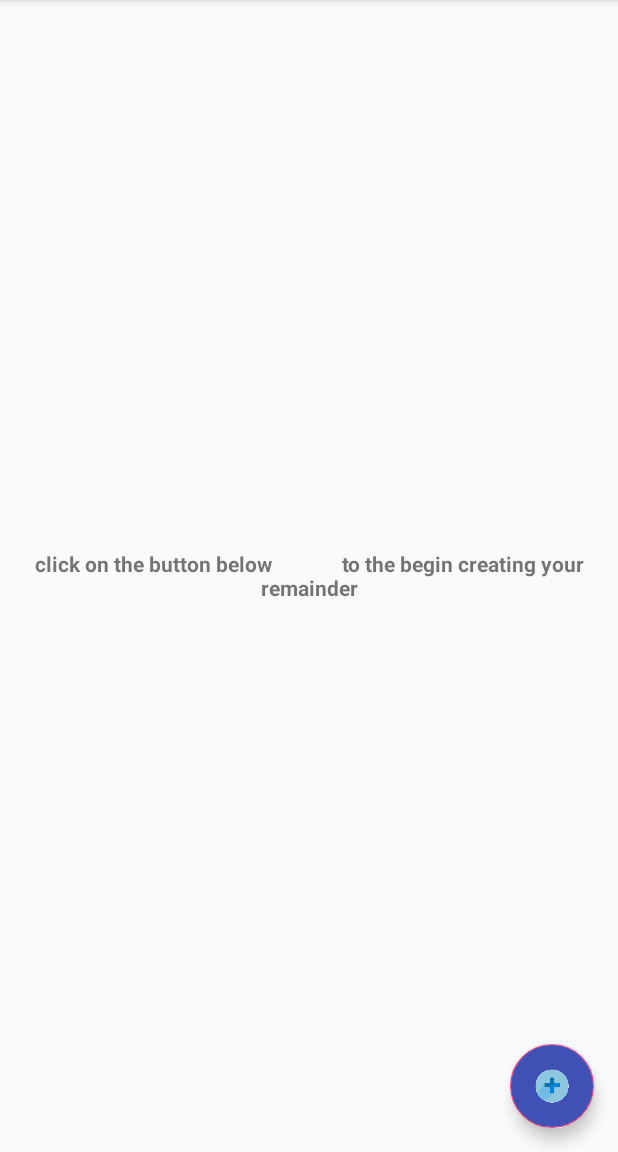
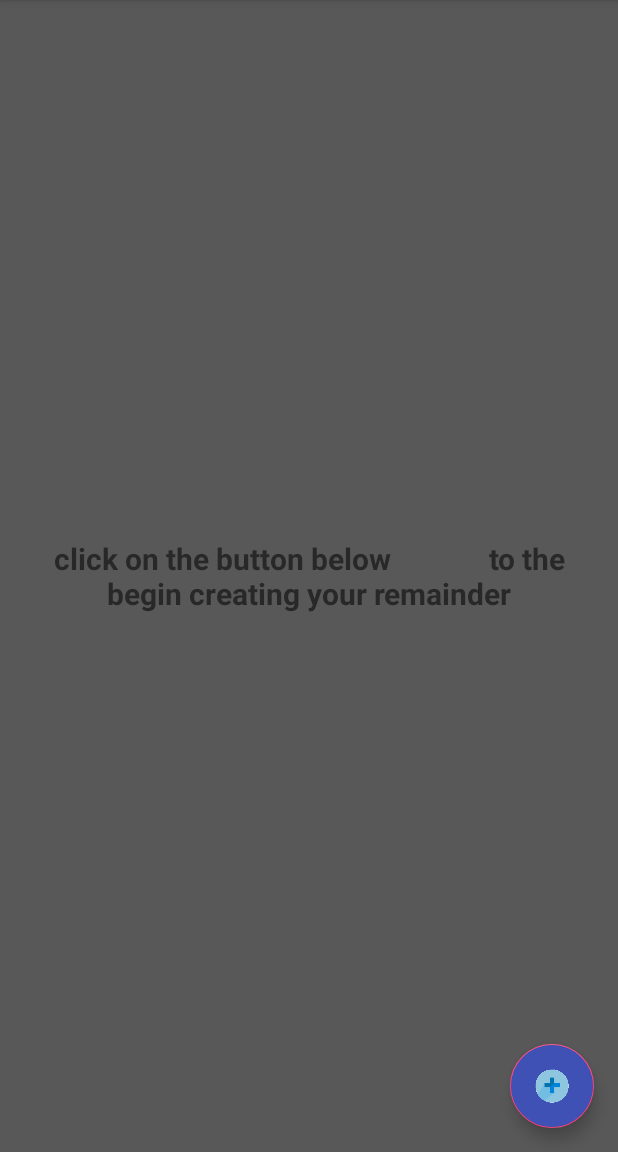
Before and after one commit to Imranseu17/ClockAlarmApp, an Android app: the screen it shows after launch (MainActivity), on a phone screen of 412 x 824 dp, the part 84-1236 px from its top. Run offline under Robolectric (Android 15) with nearby library versions, the light colour scheme and no system bars; libraries missing offline, so code that uses them is left out: com.amulyakhare.textdrawable; 1 statement that could not run was skipped.

Commit message:
design add

```diff
--- a/app/src/main/res/layout/activity_alarm_remainder.xml
+++ b/app/src/main/res/layout/activity_alarm_remainder.xml
@@ -58,6 +58,7 @@
         <LinearLayout
             android:layout_width="match_parent"
             android:layout_height="wrap_content"
+            android:background="#585858"
             android:orientation="vertical">
 
 
--- a/app/src/main/res/layout/alarm_items.xml
+++ b/app/src/main/res/layout/alarm_items.xml
@@ -2,7 +2,8 @@
 <RelativeLayout
     xmlns:android="http://schemas.android.com/apk/res/android"
     android:layout_width="match_parent"
-    android:layout_height="86dp">
+    android:layout_height="86dp"
+    android:background="#585858">
 
     <ImageView
         android:layout_width="40dp"
--- a/app/src/main/res/layout/content_main.xml
+++ b/app/src/main/res/layout/content_main.xml
@@ -6,6 +6,7 @@
     android:layout_height="match_parent"
     app:layout_behavior="@string/appbar_scrolling_view_behavior"
     tools:context=".MainActivity"
+    android:background="#585858"
     tools:showIn="@layout/activity_main">
 
     <TextView
@@ -15,6 +16,7 @@
         android:gravity="center"
         android:id="@+id/remainder_text"
         android:textStyle="bold"
+        android:textSize="20dp"
         android:layout_below="@+id/toolbar"
         android:text="CLCK ON REMAINDER TITLE TO SET ALARM"/>
 
@@ -36,9 +38,10 @@
             android:layout_width="match_parent"
             android:layout_height="wrap_content"
             android:layout_centerInParent="true"
-            android:padding="16dp"
+            android:padding="20dp"
             android:gravity="center"
             android:textStyle="bold"
+            android:textSize="20dp"
             android:id="@+id/no_remainder_text"
             android:text="click on the button below
              to the begin creating your remainder"/>
```
Also changed, not shown: app/src/main/ic_launcher-web.png (added), app/src/main/res/mipmap-hdpi/ic_launcher.png, app/src/main/res/mipmap-mdpi/ic_launcher.png, app/src/main/res/mipmap-xhdpi/ic_launcher.png, app/src/main/res/mipmap-xxhdpi/ic_launcher.png, app/src/main/res/mipmap-xxxhdpi/ic_launcher.png.
